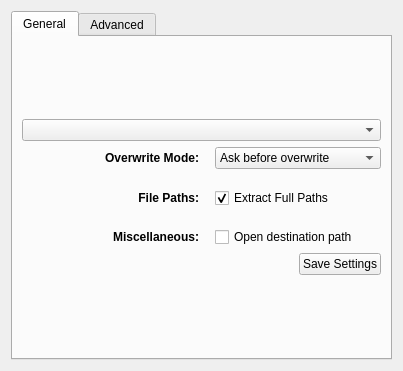
Old version of the form experimental/app/extractiondialog.ui in the repository f0x/aku.
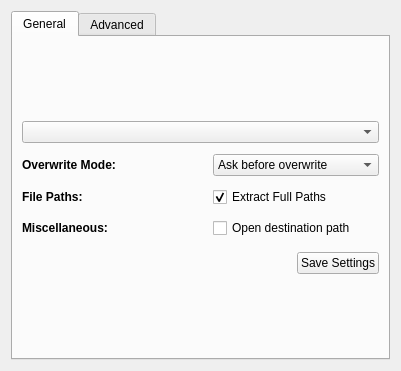
New version of the form. Custom widgets are drawn as their Qt base class.

```diff
--- a/experimental/app/extractiondialog.ui
+++ b/experimental/app/extractiondialog.ui
@@ -52,8 +52,27 @@
              </property>
             </widget>
            </item>
+           <item>
+            <spacer name="verticalSpacer" >
+             <property name="orientation" >
+              <enum>Qt::Vertical</enum>
+             </property>
+             <property name="sizeType" >
+              <enum>QSizePolicy::Fixed</enum>
+             </property>
+             <property name="sizeHint" stdset="0" >
+              <size>
+               <width>16</width>
+               <height>5</height>
+              </size>
+             </property>
+            </spacer>
+           </item>
            <item>
             <layout class="QGridLayout" name="gridLayout" >
+             <property name="horizontalSpacing" >
+              <number>4</number>
+             </property>
              <item row="0" column="0" >
               <widget class="QLabel" name="labelHigh" >
                <property name="sizePolicy" >
@@ -72,7 +91,7 @@
                 <string>Overwrite Mode:</string>
                </property>
                <property name="alignment" >
-                <set>Qt::AlignRight|Qt::AlignTrailing|Qt::AlignVCenter</set>
+                <set>Qt::AlignLeading|Qt::AlignLeft|Qt::AlignVCenter</set>
                </property>
               </widget>
              </item>
@@ -133,7 +152,7 @@
                <property name="sizeHint" stdset="0" >
                 <size>
                  <width>177</width>
-                 <height>13</height>
+                 <height>5</height>
                 </size>
                </property>
               </spacer>
@@ -156,7 +175,7 @@
                 <string>File Paths:</string>
                </property>
                <property name="alignment" >
-                <set>Qt::AlignRight|Qt::AlignTrailing|Qt::AlignVCenter</set>
+                <set>Qt::AlignLeading|Qt::AlignLeft|Qt::AlignVCenter</set>
                </property>
               </widget>
              </item>
@@ -187,7 +206,7 @@
                <property name="sizeHint" stdset="0" >
                 <size>
                  <width>177</width>
-                 <height>13</height>
+                 <height>5</height>
                 </size>
                </property>
               </spacer>
@@ -195,7 +214,7 @@
              <item row="4" column="0" >
               <widget class="QLabel" name="labelLow" >
                <property name="sizePolicy" >
-                <sizepolicy vsizetype="Preferred" hsizetype="Minimum" >
+                <sizepolicy vsizetype="Preferred" hsizetype="Fixed" >
                  <horstretch>0</horstretch>
                  <verstretch>0</verstretch>
                 </sizepolicy>
@@ -210,7 +229,7 @@
                 <string>Miscellaneous:</string>
                </property>
                <property name="alignment" >
-                <set>Qt::AlignRight|Qt::AlignTrailing|Qt::AlignVCenter</set>
+                <set>Qt::AlignLeading|Qt::AlignLeft|Qt::AlignVCenter</set>
                </property>
               </widget>
              </item>
@@ -229,6 +248,22 @@
              </item>
             </layout>
            </item>
+           <item>
+            <spacer name="verticalSpacer_4" >
+             <property name="orientation" >
+              <enum>Qt::Vertical</enum>
+             </property>
+             <property name="sizeType" >
+              <enum>QSizePolicy::Fixed</enum>
+             </property>
+             <property name="sizeHint" stdset="0" >
+              <size>
+               <width>20</width>
+               <height>8</height>
+              </size>
+             </property>
+            </spacer>
+           </item>
            <item>
             <layout class="QHBoxLayout" name="horizontalLayout" >
              <item>
```
Left out of the diff: 32 changed lines with no effect on the pictures.
